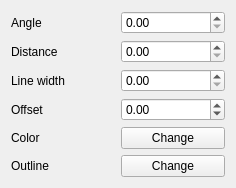
qgis/QGIS, file src/ui/symbollayer/widget_linepatternfill.ui: the form before one commit.
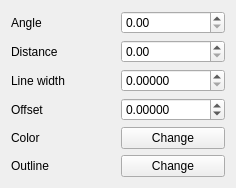
The form after the commit.

Patch:
```diff
--- a/src/ui/symbollayer/widget_linepatternfill.ui
+++ b/src/ui/symbollayer/widget_linepatternfill.ui
@@ -51,6 +51,9 @@
    </item>
    <item row="2" column="1">
     <widget class="QDoubleSpinBox" name="mLineWidthSpinBox">
+     <property name="decimals">
+      <number>5</number>
+     </property>
      <property name="maximum">
       <double>99999999.000000000000000</double>
      </property>
@@ -93,6 +96,9 @@
    </item>
    <item row="3" column="1">
     <widget class="QDoubleSpinBox" name="mOffsetSpinBox">
+     <property name="decimals">
+      <number>5</number>
+     </property>
      <property name="minimum">
       <double>-99.000000000000000</double>
      </property>
```
